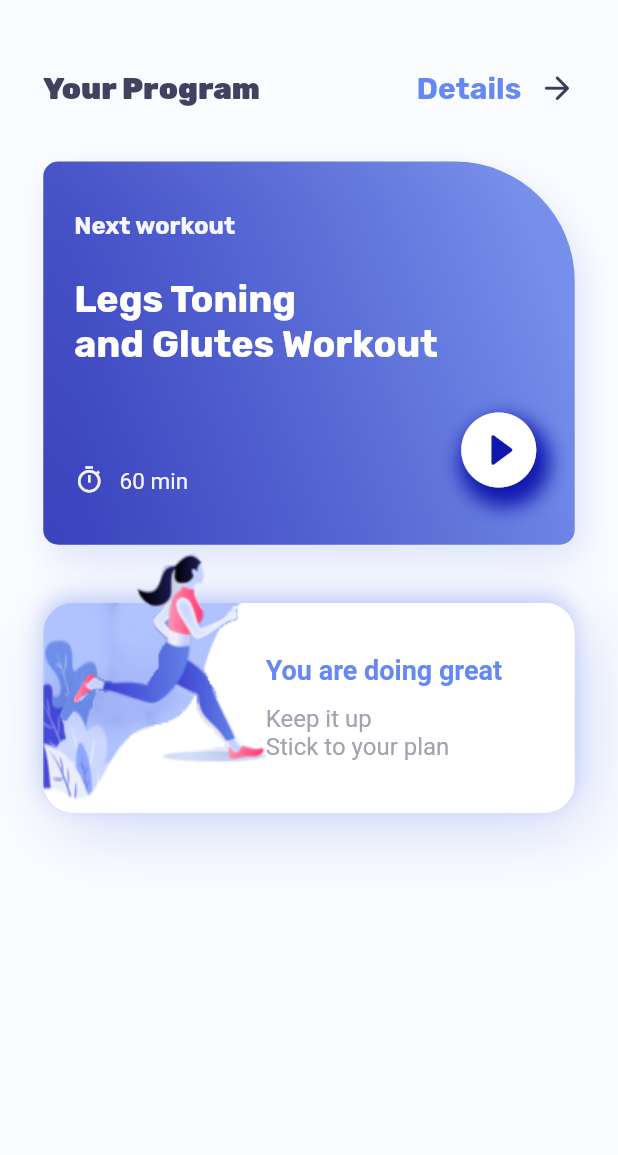
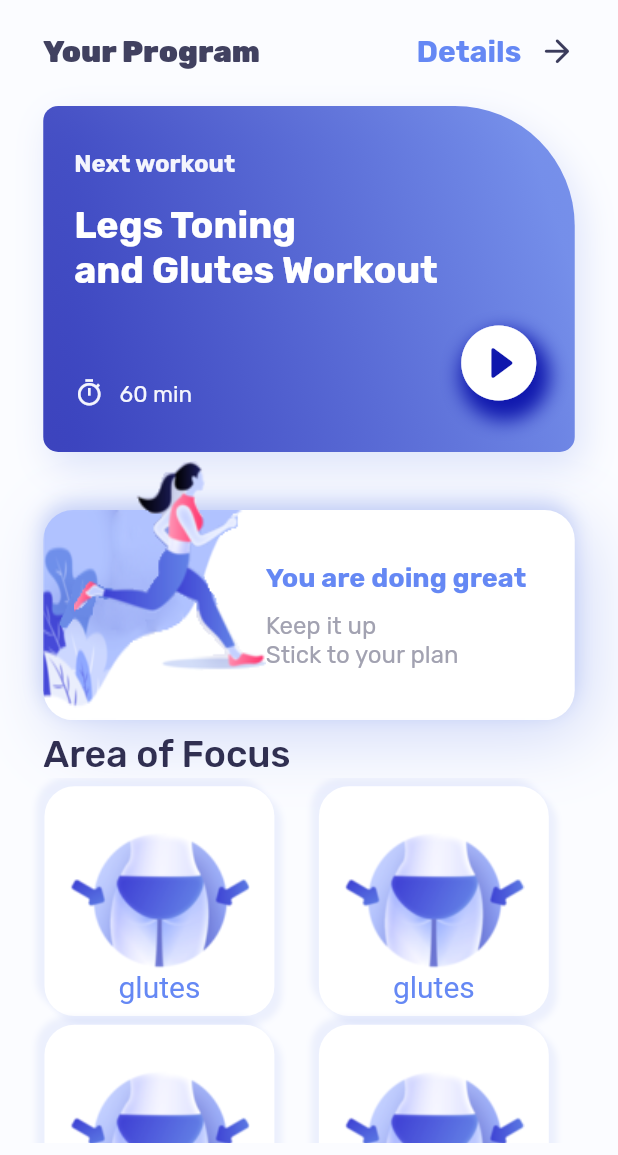
Before and after one commit to azinmapar/training_app, a Flutter app: the screen it shows after launch, on a phone screen of 412 x 824 dp, the part 81-1236 px from its top. Run offline on Flutter 3.47's test engine with Material 2 defaults, Android fonts, the phone set to English and light mode, and no system bars; our stand-ins replace sizer.

Commit message:
home page done (ui only)

```diff
--- /dev/null
+++ b/lib/CustomizedWidgets/CustomAreasListView.dart
@@ -0,0 +1,110 @@
+import 'package:flutter/material.dart';
+import '../app_colors.dart';
+import '../consts.dart';
+
+class CustomAreasListView extends StatelessWidget {
+  const CustomAreasListView({
+    super.key,
+  });
+
+  @override
+  Widget build(BuildContext context) {
+    return Expanded(
+      child: OverflowBox(
+        maxWidth: kScreenWidth,
+        child: ListView.builder(
+          itemCount: 2,
+          itemBuilder: (_, i) {
+            return Padding(
+              padding: EdgeInsets.only(
+                  top: k5Height, right: k30Width, left: k30Width),
+              child: Row(
+                children: [
+                  Container(
+                    height: kAreaContainerHeight,
+                    width: kAreaContainerWidth,
+                    decoration: BoxDecoration(
+                      color: AppColor.kWhiteColor,
+                      borderRadius: k20CircularBorderRadius,
+                      image: const DecorationImage(
+                        image: AssetImage(
+                          'assets/ex1.png',
+                        ),
+                      ),
+                      boxShadow: [
+                        BoxShadow(
+                          blurRadius: 3,
+                          offset: const Offset(5, 5),
+                          color: AppColor.kGradientSecond.withOpacity(0.1),
+                        ),
+                        BoxShadow(
+                          blurRadius: 3,
+                          offset: const Offset(-5, -5),
+                          color: AppColor.kGradientSecond.withOpacity(0.1),
+                        ),
+                      ],
+                    ),
+                    child: Align(
+                      alignment: Alignment.bottomCenter,
+                      child: Padding(
+                        padding: EdgeInsets.only(bottom: k8Width),
+                        child: Text(
+                          'glutes',
+                          style: TextStyle(
+                            fontSize: k20FontSize,
+                            color: AppColor.kHomePageDetail,
+                          ),
+                        ),
+                      ),
+                    ),
+                  ),
+                  SizedBox(
+                    width: k30Width,
+                  ),
+                  Container(
+                    height: kAreaContainerHeight,
+                    width: kAreaContainerWidth,
+                    decoration: BoxDecoration(
+                      borderRadius: k20CircularBorderRadius,
+                      color: AppColor.kWhiteColor,
+                      image: const DecorationImage(
+                        image: AssetImage(
+                          'assets/ex1.png',
+                        ),
+                      ),
+                      boxShadow: [
+                        BoxShadow(
+                          blurRadius: 3,
+                          offset: const Offset(5, 5),
+                          color: AppColor.kGradientSecond.withOpacity(0.1),
+                        ),
+                        BoxShadow(
+                          blurRadius: 3,
+                          offset: const Offset(-5, -5),
+                          color: AppColor.kGradientSecond.withOpacity(0.1),
+                        ),
+                      ],
+                    ),
+                    child: Align(
+                      alignment: Alignment.bottomCenter,
+                      child: Padding(
+                        padding: EdgeInsets.only(bottom: k8Width),
+                        child: Text(
+                          'glutes',
+                          style: TextStyle(
+                            fontSize: k20FontSize,
+                            color: AppColor.kHomePageDetail,
+                          ),
+                        ),
+                      ),
+                    ),
+                  ),
+                ],
+              ),
+            );
+          },
+        ),
+      ),
+    );
+  }
+}
--- a/lib/CustomizedWidgets/CustomFirstContainer.dart
+++ b/lib/CustomizedWidgets/CustomFirstContainer.dart
@@ -10,10 +10,10 @@ class CustomFirstContainer extends StatelessWidget {
   @override
   Widget build(BuildContext context) {
     return Padding(
-      padding: EdgeInsets.only(left: k20Width, right: k20Width, top: k20Height),
+      padding: EdgeInsets.only(left: k20Width, right: k20Width, top: k10Height),
       child: Container(
         //dimensions
-        height: k220Height,
+        height: k200Height,
         width: kScreenWidth,
         decoration: BoxDecoration(
           //gradient color
--- a/lib/CustomizedWidgets/CustomSecondContainer.dart
+++ b/lib/CustomizedWidgets/CustomSecondContainer.dart
@@ -13,7 +13,7 @@ class CustomSecondContainer extends StatelessWidget {
       padding: EdgeInsets.only(left: k20Width, right: k20Width),
       child: SizedBox(
         width: kScreenWidth,
-        height: k180Height,
+        height: k160Height,
         child: Stack(
           children: [
             //background image
--- /dev/null
+++ b/lib/CustomizedWidgets/CustomTitleOfFocusArea.dart
@@ -0,0 +1,23 @@
+import 'package:flutter/material.dart';
+import '../consts.dart';
+
+class CustomTitleOfFocusArea extends StatelessWidget {
+  const CustomTitleOfFocusArea({
+    super.key,
+  });
+
+  @override
+  Widget build(BuildContext context) {
+    return Padding(
+      padding: EdgeInsets.only(left: k20Width),
+      child: Row(
+        children: [
+          Text(
+            kAreaOfFocusTitleText,
+            style: kAreaOfFocusTitleTextStyle,
+          ),
+        ],
+      ),
+    );
+  }
+}
--- a/lib/consts.dart
+++ b/lib/consts.dart
@@ -17,6 +17,7 @@ const String k60MinText = '60 min';
 const String kHomePageDetailTitleText = 'You are doing great';
 const String kHomePagePlanText1 = 'Keep it up\n';
 const String kHomePagePlanText2 = 'Stick to your plan';
+const String kAreaOfFocusTitleText = 'Area of Focus';
 
 //styles
 final TextStyle kAppBarTitleStyle = TextStyle(
@@ -52,15 +53,24 @@ final TextStyle kNextWorkoutInfoTextStyle = TextStyle(
 final TextStyle kTimerInContainerTextStyle = TextStyle(
   color: AppColor.kHomePageContainerTextSmall,
   fontSize: k15FontSize,
+  fontFamily: kFontFamily,
 );
 final TextStyle kHomePageDetailTitleTextStyle = TextStyle(
   color: AppColor.kHomePageDetail,
   fontSize: k18FontSize,
   fontWeight: FontWeight.bold,
+  fontFamily: kFontFamily,
 );
 final TextStyle kHomePagePlanTextStyle = TextStyle(
   color: AppColor.kHomePagePlanColor,
   fontSize: k16FontSize,
+  fontFamily: kFontFamily,
+);
+final TextStyle kAreaOfFocusTitleTextStyle = TextStyle(
+  fontSize: k25FontSize,
+  fontWeight: FontWeight.w500,
+  color: AppColor.kHomePageTitle,
+  fontFamily: kFontFamily,
 );
 
 //doubles
@@ -102,7 +112,12 @@ final double k120Height = 0.17 * kScreenHeight;
 final double k220Height = 0.31 * kScreenHeight;
 final double k200Height = 0.28 * kScreenHeight;
 final double k180Height = 0.25 * kScreenHeight;
+final double k160Height = 0.22 * kScreenHeight;
 final double k20Width = 0.05 * kScreenWidth;
+final double k30Width = 0.072 * kScreenWidth;
 final double k150Width = 0.36 * kScreenWidth;
 final double k8Width = 0.02 * kScreenWidth;
 final double k10Width = 0.025 * kScreenWidth;
+final double kAreaContainerWidth =
+    (kScreenWidth - (3 * k30Width) - (2 * k8Width)) / 2;
+final double kAreaContainerHeight = kAreaContainerWidth;
--- a/lib/home_page.dart
+++ b/lib/home_page.dart
@@ -3,8 +3,10 @@ import 'package:video_player/CustomizedWidgets/CustomPlanContainer.dart';
 import 'package:video_player/app_colors.dart';
 import 'package:video_player/consts.dart';
 import 'CustomizedWidgets/CustomAppBar.dart';
+import 'CustomizedWidgets/CustomAreasListView.dart';
 import 'CustomizedWidgets/CustomFirstContainer.dart';
 import 'CustomizedWidgets/CustomSecondContainer.dart';
+import 'CustomizedWidgets/CustomTitleOfFocusArea.dart';
 
 class HomePage extends StatefulWidget {
   const HomePage({Key? key}) : super(key: key);
@@ -25,9 +27,6 @@ class _HomePageState extends State<HomePage> {
             children: [
               //Transparent AppBar
               const CustomAppBar(),
-              SizedBox(
-                height: k20Height,
-              ),
               //your program details
               const CustomPlanContainer(),
               //first blue container
@@ -37,6 +36,10 @@ class _HomePageState extends State<HomePage> {
               ),
               //second motivation container
               const CustomSecondContainer(),
+              //title of area of focus
+              const CustomTitleOfFocusArea(),
+              //list view
+              const CustomAreasListView(),
             ],
           ),
         ),
```
Also changed, not shown: assets/ex1.png (added).
